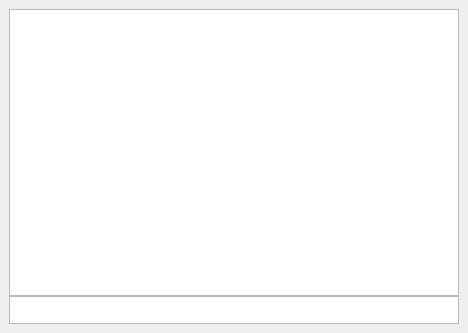
AcidVenom/snuffbox-cmake, file src/console/console.ui: the form before one commit.
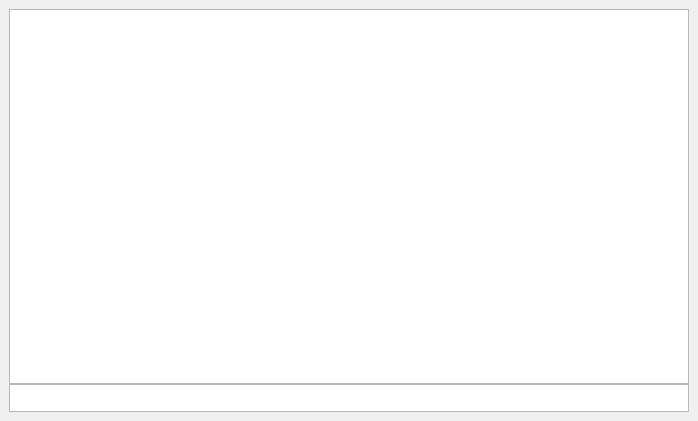
The form after the commit.

```diff
--- a/src/console/console.ui
+++ b/src/console/console.ui
@@ -6,8 +6,8 @@
    <rect>
     <x>0</x>
     <y>0</y>
-    <width>468</width>
-    <height>333</height>
+    <width>698</width>
+    <height>421</height>
    </rect>
   </property>
   <property name="windowTitle">
```
